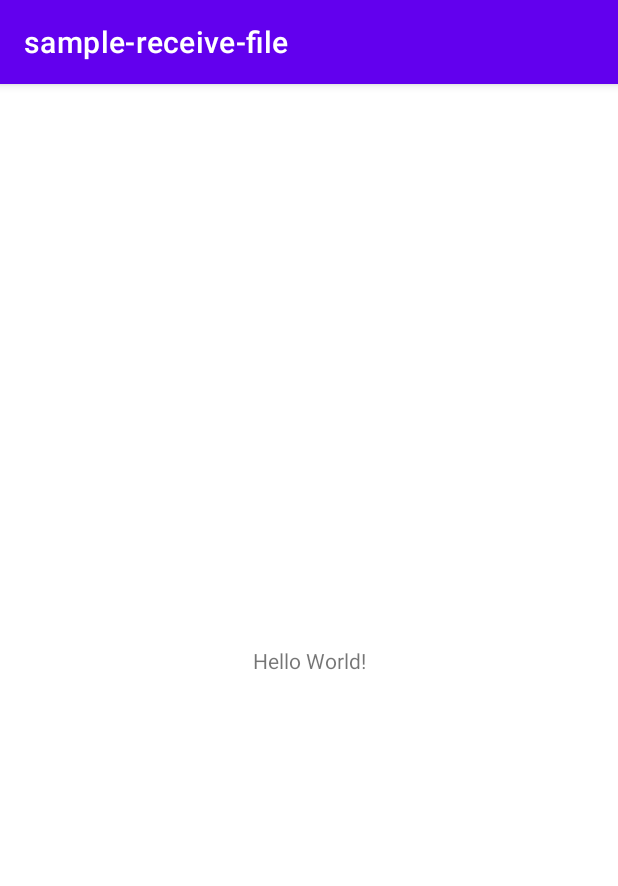
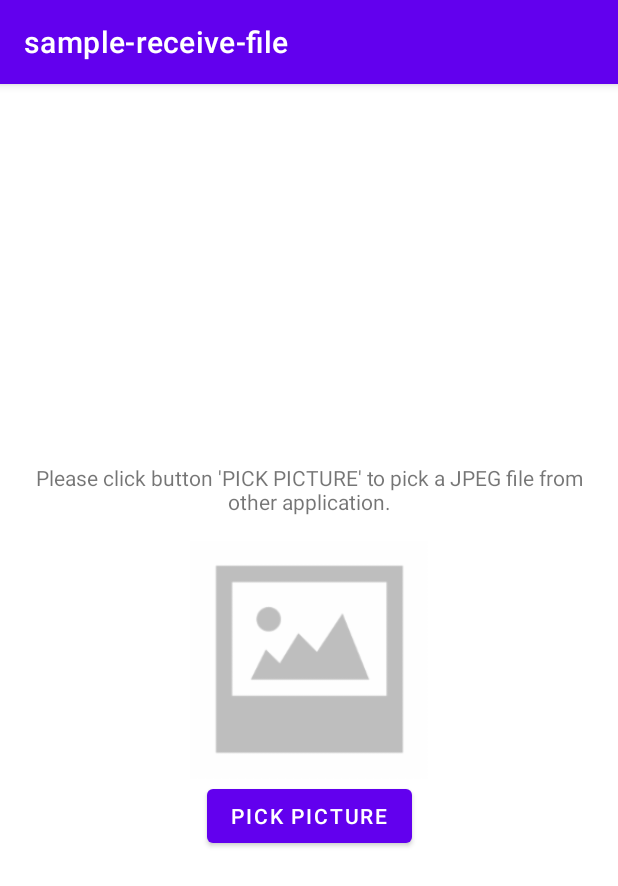
Before and after one commit to kvsoftware/sample-receive-file, an Android app: the screen it shows after launch (MainActivity), on a phone screen of 412 x 824 dp. Shown: the top 886 px of the screen. Run offline under Robolectric (Android 15) with nearby library versions, the phone set to English and light mode, and no system bars.

Commit message:
Pick a JPEG file from other application

```diff
--- a/app/src/main/java/com/kvsoftware/receivefile/MainActivity.kt
+++ b/app/src/main/java/com/kvsoftware/receivefile/MainActivity.kt
@@ -1,11 +1,65 @@
 package com.kvsoftware.receivefile
 
+import android.app.Activity
+import android.content.Intent
 import androidx.appcompat.app.AppCompatActivity
 import android.os.Bundle
+import android.widget.Button
+import android.widget.ImageView
+import com.bumptech.glide.Glide
+import java.io.FileNotFoundException
 
 class MainActivity : AppCompatActivity() {
+
+    companion object {
+        const val REQUEST_CODE = 1000
+        const val MIME_TYPE = "image/jpeg"
+    }
+
+    private lateinit var imageViewPick: ImageView
+    private lateinit var buttonPickPicture: Button
+
     override fun onCreate(savedInstanceState: Bundle?) {
         super.onCreate(savedInstanceState)
         setContentView(R.layout.activity_main)
+        initializeView()
+        buttonPickPicture.setOnClickListener {
+            pickPicture()
+        }
+    }
+
+    private fun initializeView() {
+        imageViewPick = findViewById(R.id.imageview_pick)
+        buttonPickPicture = findViewById(R.id.button_pick_picture)
+    }
+
+    /**
+     * Select a JPEG file from other application.
+     */
+    private fun pickPicture() {
+        val requestFileIntent = Intent(Intent.ACTION_PICK).apply { type = MIME_TYPE }
+        startActivityForResult(requestFileIntent, REQUEST_CODE)
+    }
+
+    /**
+     * Access the requested file from other application.
+     */
+    override fun onActivityResult(requestCode: Int, resultCode: Int, intent: Intent?) {
+        super.onActivityResult(requestCode, resultCode, intent)
+        if (requestCode == REQUEST_CODE
+            && resultCode == Activity.RESULT_OK
+            && intent?.data != null
+        ) {
+            /**
+             * Open the file for "read" access using the returned URI.
+             * If the file isn't found, it will return exception.
+             */
+            try {
+                val file = FileHelper.createFile(this, intent.data!!)
+                Glide.with(this).load(file).into(imageViewPick)
+            } catch (e: FileNotFoundException) {
+                e.printStackTrace()
+            }
+        }
     }
 }
--- a/app/src/main/res/layout/activity_main.xml
+++ b/app/src/main/res/layout/activity_main.xml
@@ -4,15 +4,37 @@
     xmlns:tools="http://schemas.android.com/tools"
     android:layout_width="match_parent"
     android:layout_height="match_parent"
+    android:padding="16dp"
     tools:context=".MainActivity">
 
     <TextView
+        android:id="@+id/textview_instruction"
         android:layout_width="wrap_content"
         android:layout_height="wrap_content"
-        android:text="Hello World!"
+        android:text="@string/activity_main_tv_instruction"
+        android:textAlignment="center"
+        android:layout_marginBottom="16dp"
+        app:layout_constraintBottom_toTopOf="@id/imageview_pick"
+        app:layout_constraintLeft_toLeftOf="parent"
+        app:layout_constraintRight_toRightOf="parent" />
+
+    <ImageView
+        android:id="@+id/imageview_pick"
+        android:layout_width="160dp"
+        android:layout_height="160dp"
+        android:src="@drawable/ic_no_picture"
         app:layout_constraintBottom_toBottomOf="parent"
         app:layout_constraintLeft_toLeftOf="parent"
         app:layout_constraintRight_toRightOf="parent"
         app:layout_constraintTop_toTopOf="parent" />
 
+    <Button
+        android:id="@+id/button_pick_picture"
+        android:layout_width="wrap_content"
+        android:layout_height="wrap_content"
+        android:text="@string/activity_main_btn_pick_picture"
+        app:layout_constraintLeft_toLeftOf="parent"
+        app:layout_constraintRight_toRightOf="parent"
+        app:layout_constraintTop_toBottomOf="@id/imageview_pick" />
+
 </androidx.constraintlayout.widget.ConstraintLayout>
--- a/app/src/main/res/values/strings.xml
+++ b/app/src/main/res/values/strings.xml
@@ -1,3 +1,5 @@
 <resources>
     <string name="app_name">sample-receive-file</string>
+    <string name="activity_main_tv_instruction">Please click button \'PICK PICTURE\' to pick a JPEG file from other application.</string>
+    <string name="activity_main_btn_pick_picture">Pick picture</string>
 </resources>
```
Also changed, not shown: app/src/main/java/com/kvsoftware/receivefile/FileHelper.kt (added, +28 -0 lines), app/src/main/res/layout/activity_file_select.xml (added, +18 -0 lines), app/src/main/res/drawable-hdpi/ic_no_picture.png (added), app/src/main/res/drawable-mdpi/ic_no_picture.png (added), app/src/main/res/drawable-xhdpi/ic_no_picture.png (added), app/src/main/res/drawable-xxhdpi/ic_no_picture.png (added), app/src/main/res/drawable-xxxhdpi/ic_no_picture.png (added).
